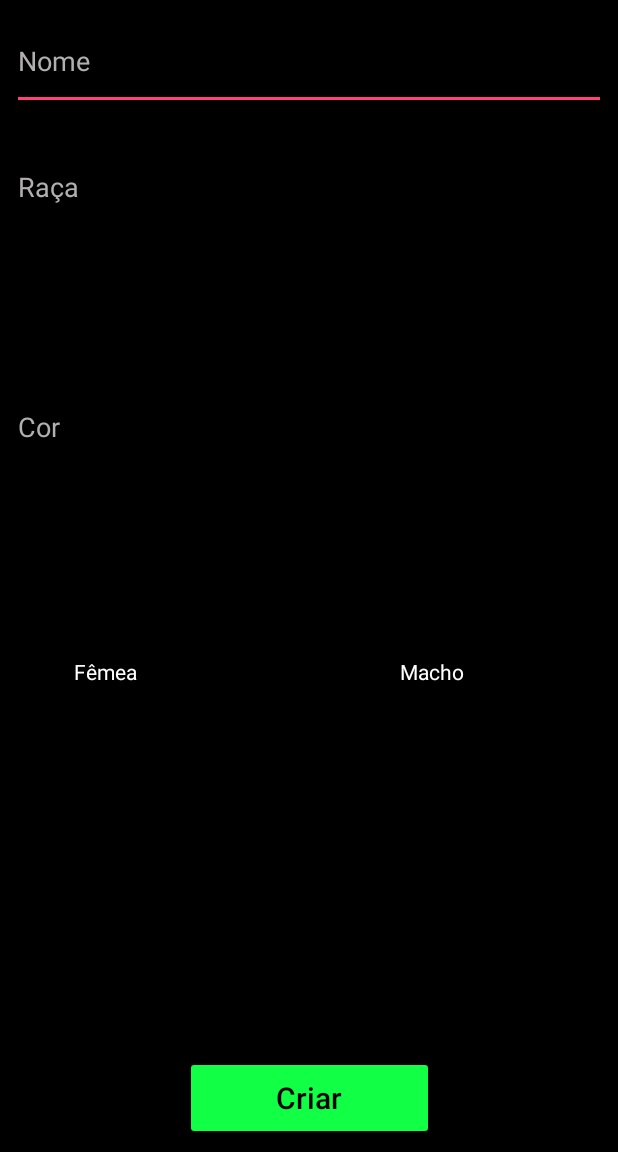
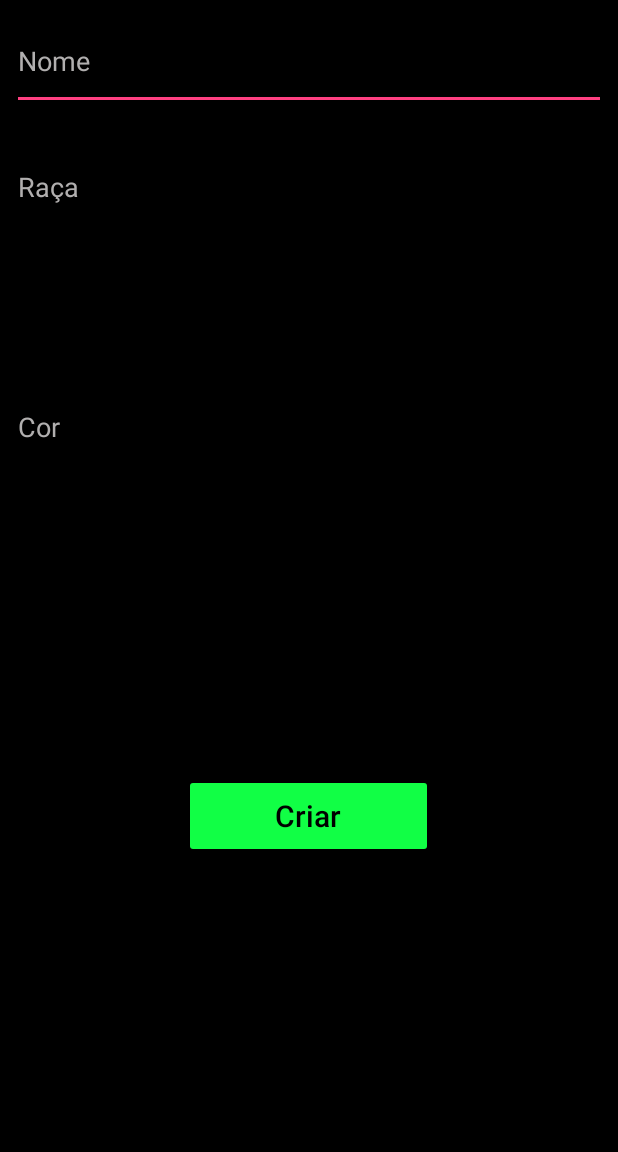
Before and after one commit to bee-la/BeeLa, an Android app: the MeusCachorrosAct screen opened directly, with no data from a screen before it, after a tap on an icon or button, on a phone screen of 412 x 824 dp, the part 84-1236 px from its top. Run offline under Robolectric (Android 15) with nearby library versions, the phone set to English and light mode, and no system bars.

Commit message:
Alterações na gui

```diff
--- a/app/src/main/java/br/ufrpe/beela/cachorro/dao/CachorroDAO.java
+++ b/app/src/main/java/br/ufrpe/beela/cachorro/dao/CachorroDAO.java
@@ -32,7 +32,7 @@ public class CachorroDAO {
         return bd;
     }
 
-    public void criarCachorro(Cachorro cachorro, int idPessoa){
+    public void criar(Cachorro cachorro, int idPessoa){
         ContentValues valores = new ContentValues();
         valores.put("idPessoa", idPessoa);
         valores.put("nome", cachorro.getNome());
@@ -42,7 +42,7 @@ public class CachorroDAO {
         bd.close();
     }
 
-    public ArrayList<Cachorro> lerCachorro(int id){
+    public ArrayList<Cachorro> ler(int id){
             ArrayList<Cachorro> cachorros = new ArrayList<Cachorro>();
             String where = "SELECT * FROM cachorro WHERE idPessoa = '" + String.valueOf(id) + "'";
             Cursor cursor = bd.rawQuery(where, null);
--- a/app/src/main/java/br/ufrpe/beela/cachorro/gui/AdcCachorroAct.java
+++ b/app/src/main/java/br/ufrpe/beela/cachorro/gui/AdcCachorroAct.java
@@ -44,7 +44,7 @@ public class AdcCachorroAct extends AppCompatActivity {
         cachorro.setNome(nome.getText().toString());
         cachorro.setRaca(raca.getText().toString());
         cachorro.setCor(cor.getText().toString());
-        cachorroService.adcCachorro(cachorro, this);
+        cachorroService.adc(cachorro, this);
         mudarTela();
     }
 
--- a/app/src/main/java/br/ufrpe/beela/cachorro/negocio/CachorroService.java
+++ b/app/src/main/java/br/ufrpe/beela/cachorro/negocio/CachorroService.java
@@ -17,17 +17,17 @@ import br.ufrpe.beela.usuario.gui.LoginAct;
 public class CachorroService {
     private Pessoa pessoa = LoginAct.getPessoa();
 
-    public void adcCachorro(Cachorro cachorro, Context context) {
+    public void adc(Cachorro cachorro, Context context) {
         CachorroDAO bd = new CachorroDAO();
         bd.getEscrever(context);
-        bd.criarCachorro(cachorro, pessoa.getId());
+        bd.criar(cachorro, pessoa.getId());
 
     }
 
     public ArrayList<Cachorro> getCachorro(Context context, int id){
         CachorroDAO bd = new CachorroDAO();
         bd.getLer(context);
-        return bd.lerCachorro(id);
+        return bd.ler(id);
     }
 
     public void excluir(int Id, String nome, Context context) {
--- a/app/src/main/res/layout/activity_adc_cachorro.xml
+++ b/app/src/main/res/layout/activity_adc_cachorro.xml
@@ -66,48 +66,13 @@
         app:layout_constraintStart_toStartOf="parent"
         app:layout_constraintTop_toTopOf="parent"
         app:layout_constraintVertical_bias="0.265" />
-    <RadioButton
-        android:id="@+id/radioButtonMacho"
-        android:layout_width="wrap_content"
-        android:layout_height="wrap_content"
-        android:layout_marginBottom="8dp"
-        android:layout_marginEnd="8dp"
-        android:layout_marginStart="8dp"
-        android:layout_marginTop="8dp"
-        android:ems="10"
-        android:text="Macho"
-        android:textColor="@color/branco"
-        app:layout_constraintBottom_toBottomOf="parent"
-        app:layout_constraintEnd_toEndOf="parent"
-        app:layout_constraintHorizontal_bias="0.96"
-        app:layout_constraintStart_toStartOf="parent"
-        app:layout_constraintTop_toTopOf="parent"
-        app:layout_constraintVertical_bias="0.589" />
 
-    <RadioButton
-        android:id="@+id/radioButtonFemea"
-        android:layout_width="wrap_content"
-        android:layout_height="wrap_content"
-        android:layout_marginBottom="8dp"
-        android:layout_marginEnd="8dp"
-        android:layout_marginStart="8dp"
-        android:layout_marginTop="8dp"
-        android:ems="10"
-        android:text="Fêmea"
-        android:backgroundTint="@color/branco"
-        android:textColor="@color/branco"
-        app:layout_constraintBottom_toBottomOf="parent"
-        app:layout_constraintEnd_toEndOf="parent"
-        app:layout_constraintHorizontal_bias="0.039"
-        app:layout_constraintStart_toStartOf="parent"
-        app:layout_constraintTop_toTopOf="parent"
-        app:layout_constraintVertical_bias="0.589" />
 
     <Button
         android:id="@+id/buttonCriarAnimal"
         android:layout_width="166dp"
         android:layout_height="56dp"
-        android:layout_marginBottom="8dp"
+        android:layout_marginBottom="196dp"
         android:layout_marginEnd="8dp"
         android:layout_marginStart="8dp"
         android:layout_marginTop="24dp"
@@ -118,6 +83,7 @@
         android:textSize="20sp"
         app:layout_constraintBottom_toBottomOf="parent"
         app:layout_constraintEnd_toEndOf="parent"
+        app:layout_constraintHorizontal_bias="0.499"
         app:layout_constraintStart_toStartOf="parent"
         app:layout_constraintTop_toBottomOf="@+id/editText11" />
 
```
Also changed, not shown: app/src/main/res/layout/activity_alterar_nome_cachorro.xml (+18 -10 lines).
